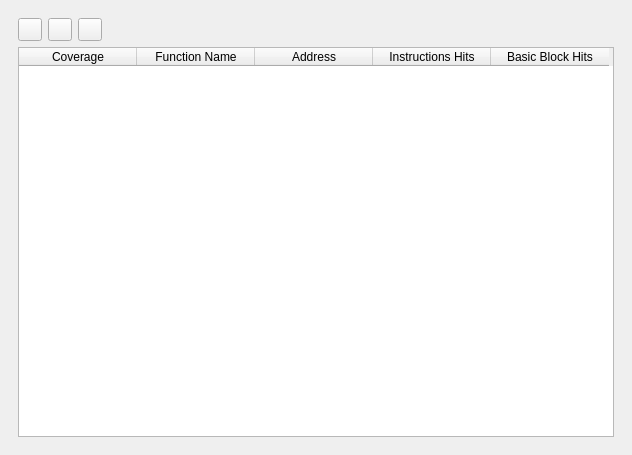
The window that ui/dock.ui (rizinorg/CutterDRcov) describes before a commit, drawn with Qt 5.
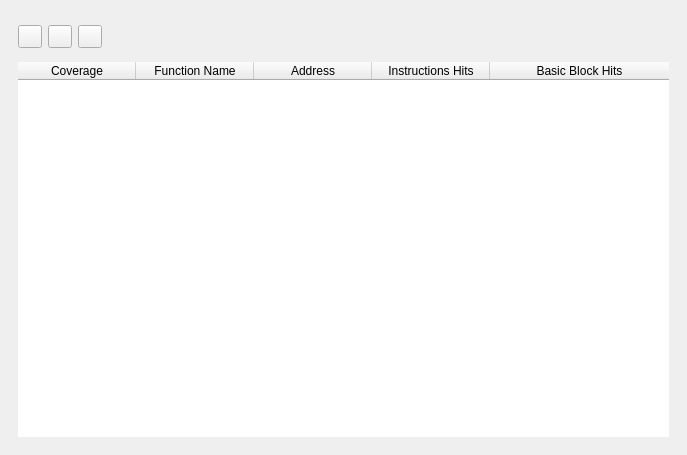
The same window after the commit. The open tabs and pages were chosen to show the change. Icons and pictures are not drawn.

Patch:
```diff
--- a/ui/dock.ui
+++ b/ui/dock.ui
@@ -6,16 +6,16 @@
    <rect>
     <x>0</x>
     <y>0</y>
-    <width>632</width>
+    <width>687</width>
     <height>455</height>
    </rect>
   </property>
   <property name="windowTitle">
    <string>Cutter DynamoRIO Coverage</string>
   </property>
-  <widget class="QWidget" name="dockWidgetContents">
-   <layout class="QGridLayout" name="gridLayout">
-    <item row="0" column="1">
+  <widget class="QWidget" name="contents">
+   <layout class="QGridLayout" name="gridLayout_5">
+    <item row="0" column="0">
      <widget class="QStackedWidget" name="stackedWidget">
       <property name="currentIndex">
        <number>0</number>
@@ -38,9 +38,11 @@
        </layout>
       </widget>
       <widget class="QWidget" name="CovTablePage">
-       <layout class="QGridLayout" name="gridLayout_3">
+       <layout class="QGridLayout" name="gridLayout">
         <item row="0" column="0">
-         <widget class="QToolButton" name="Close">
+         <layout class="QHBoxLayout" name="horizontalLayout">
+          <item>
+           <widget class="QToolButton" name="close">
           <property name="text">
            <string/>
           </property>
@@ -50,8 +52,8 @@
           </property>
          </widget>
         </item>
-        <item row="0" column="1">
-         <widget class="QToolButton" name="Reload">
+          <item>
+           <widget class="QToolButton" name="reload">
           <property name="text">
            <string/>
           </property>
@@ -61,8 +63,8 @@
           </property>
          </widget>
         </item>
-        <item row="0" column="2">
-         <widget class="QToolButton" name="SelectColor">
+          <item>
+           <widget class="QToolButton" name="selectColor">
           <property name="text">
            <string/>
           </property>
@@ -72,24 +74,56 @@
           </property>
          </widget>
         </item>
-        <item row="0" column="3">
+         </layout>
+        </item>
+        <item row="0" column="1">
          <spacer name="horizontalSpacer">
           <property name="orientation">
            <enum>Qt::Horizontal</enum>
           </property>
           <property name="sizeHint" stdset="0">
            <size>
-            <width>487</width>
-            <height>20</height>
+            <width>540</width>
+            <height>38</height>
            </size>
           </property>
          </spacer>
         </item>
-        <item row="1" column="0" colspan="4">
-         <widget class="QTableWidget" name="CovTable">
+        <item row="1" column="0" colspan="2">
+         <widget class="QTableWidget" name="covTable">
+          <property name="frameShape">
+           <enum>QFrame::NoFrame</enum>
+          </property>
+          <property name="frameShadow">
+           <enum>QFrame::Plain</enum>
+          </property>
+          <property name="editTriggers">
+           <set>QAbstractItemView::NoEditTriggers</set>
+          </property>
+          <property name="alternatingRowColors">
+           <bool>true</bool>
+          </property>
+          <property name="selectionMode">
+           <enum>QAbstractItemView::ContiguousSelection</enum>
+          </property>
+          <property name="selectionBehavior">
+           <enum>QAbstractItemView::SelectRows</enum>
+          </property>
+          <property name="showGrid">
+           <bool>false</bool>
+          </property>
+          <property name="sortingEnabled">
+           <bool>true</bool>
+          </property>
           <attribute name="horizontalHeaderDefaultSectionSize">
            <number>118</number>
           </attribute>
+          <attribute name="horizontalHeaderStretchLastSection">
+           <bool>true</bool>
+          </attribute>
+          <attribute name="verticalHeaderVisible">
+           <bool>false</bool>
+          </attribute>
           <column>
            <property name="text">
             <string>Coverage</string>
```
Left out of the diff: 4 changed lines with no effect on the pictures. Lines whose indentation alone changed are shown as unchanged.
